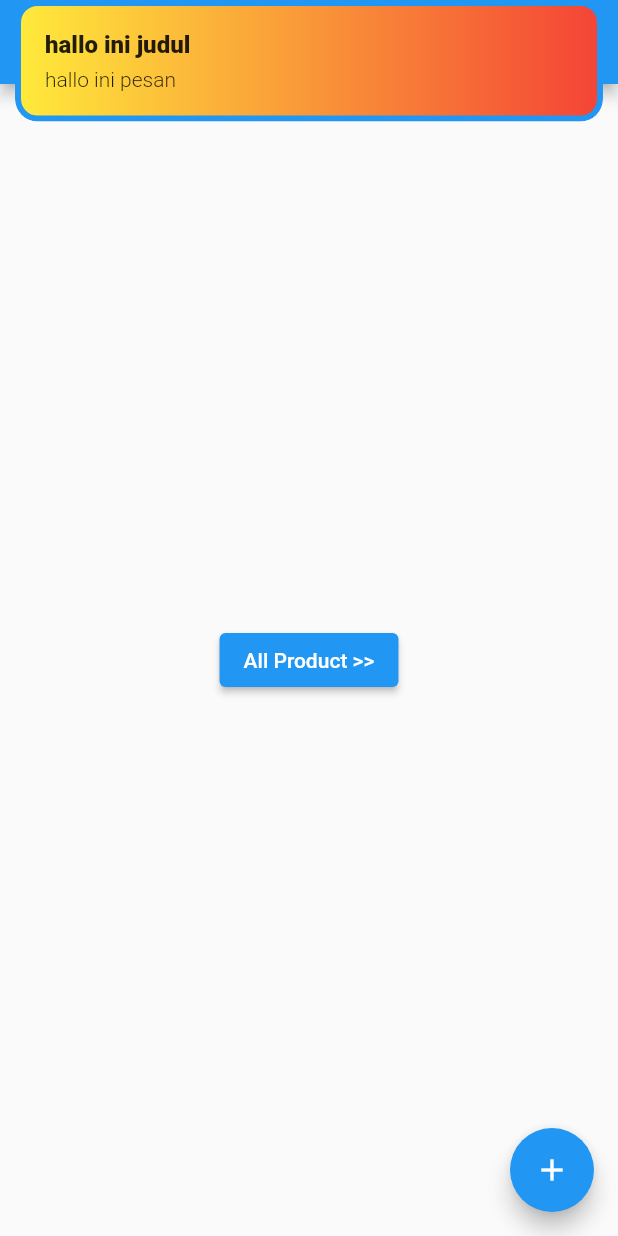
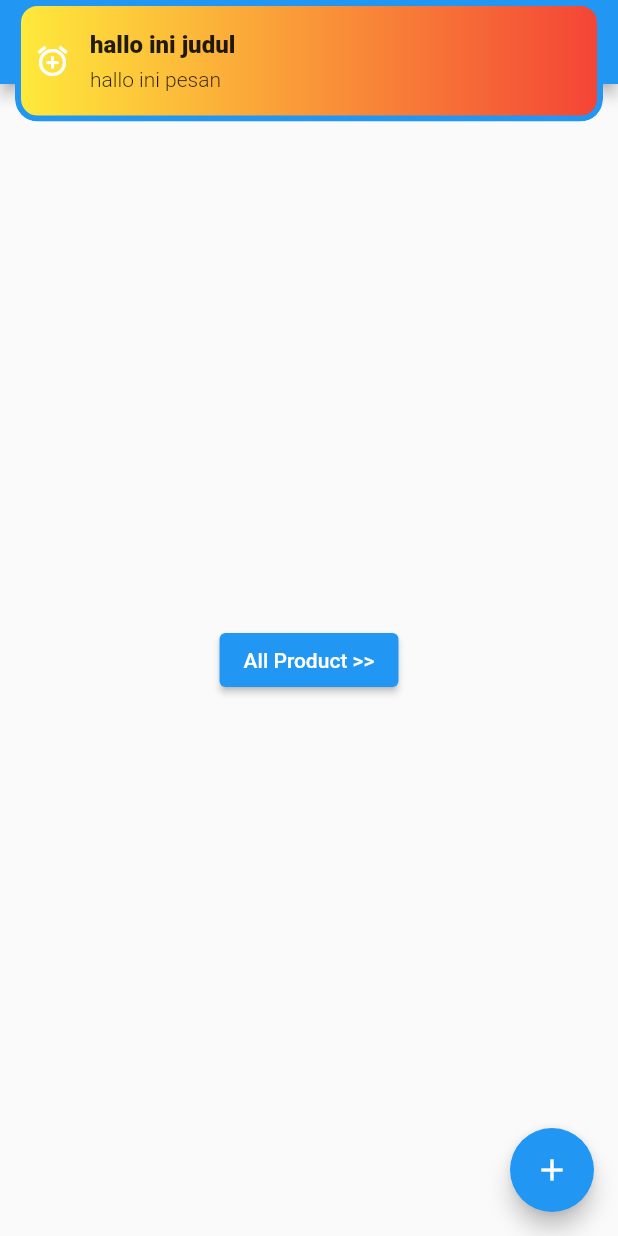
Before and after one commit to anangfatkur/routemanage-getx, a Flutter app: the screen it shows after launch, after a tap on the "add" icon, on a phone screen of 412 x 824 dp. Run offline on Flutter 3.47's test engine with Material 2 defaults, Android fonts, the phone set to English and light mode, and no system bars; our stand-ins replace get.

Commit message:
penggunaan style snackar atau notif getx

```diff
--- a/lib/pages/home_page.dart
+++ b/lib/pages/home_page.dart
@@ -22,7 +22,7 @@ class HomePage extends StatelessWidget {
             "hallo ini judul",
             "hallo ini pesan",
             animationDuration: Duration(milliseconds: 200),
-            duration: Duration(seconds: 2),
+            duration: Duration(seconds: 7),
             backgroundColor: Colors.green,
             backgroundGradient: LinearGradient(
               colors: [
@@ -32,6 +32,11 @@ class HomePage extends StatelessWidget {
             ),
             borderColor: Colors.blue,
             borderWidth: 4,
+            icon: Icon(
+              Icons.add_alarm,
+              color: Colors.white,
+            ),
+            shouldIconPulse: false,
           );
         },
         child: Icon(Icons.add),
```
